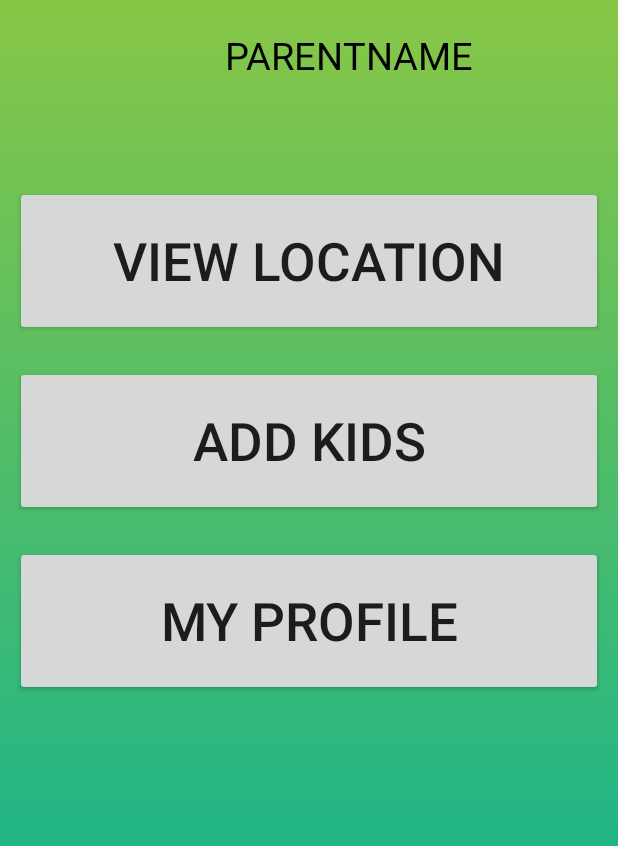
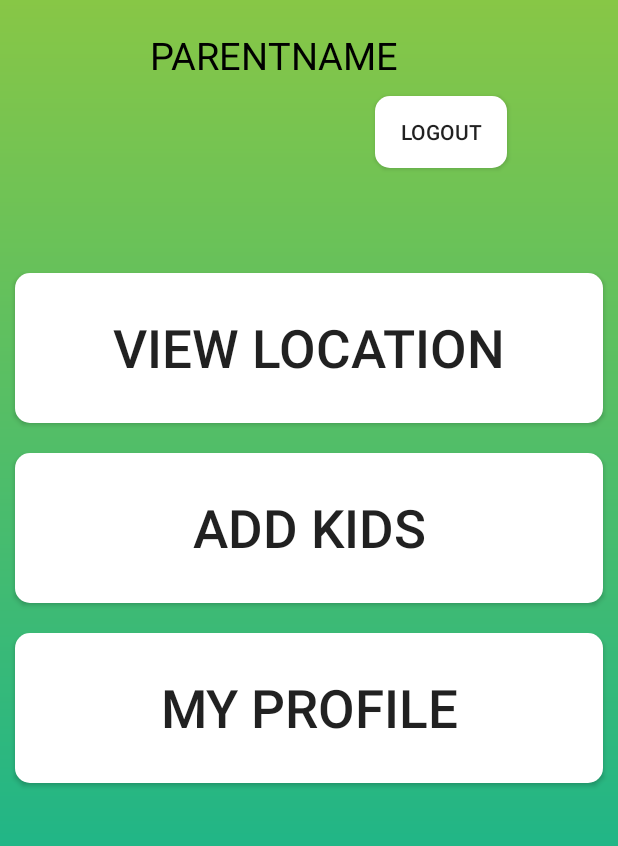
Before and after one commit to zSimpleMan/kidm, an Android app: the layout activity_home.xml on its own in the app's theme, with its tools: preview values and no code run, on a phone screen of 412 x 824 dp, the part 119-965 px from its top. Run offline under Robolectric (Android 15) with nearby library versions, the phone set to English and light mode, and no system bars.

Commit message:
Fix bug
- load nhầm màn hình.
- Mất code khi pull git.

```diff
--- /dev/null
+++ b/App/app/src/main/res/drawable/button.xml
@@ -0,0 +1,6 @@
+<?xml version="1.0" encoding="utf-8"?>
+    <shape xmlns:android="http://schemas.android.com/apk/res/android"
+        android:shape="rectangle">
+        <solid android:color="@android:color/primary_text_dark_nodisable" />
+        <corners android:radius="10dp" />
+    </shape>
--- a/App/app/src/main/res/layout/activity_home.xml
+++ b/App/app/src/main/res/layout/activity_home.xml
@@ -32,8 +32,17 @@
             android:text="PARENTNAME"
             android:textSize="25dp"
             android:textColor="@android:color/background_dark"
-            android:layout_marginLeft="150dp"
+            android:layout_marginLeft="100dp"
             android:layout_marginTop="20dp"
+            />
+        <Button
+            android:id="@+id/btn_logout"
+            android:layout_width="wrap_content"
+            android:layout_height="wrap_content"
+            android:layout_marginLeft="250dp"
+            android:layout_marginTop="10dp"
+            android:text="Logout"
+            android:background="@drawable/button"
             />
         <LinearLayout
             android:layout_width="match_parent"
@@ -50,6 +59,7 @@
                 android:layout_width="match_parent"
                 android:layout_height="wrap_content"
                 android:layout_margin="10dp"
+                android:background="@drawable/button"
                 android:height="100dp"
                 android:text="view location"
                 android:textSize="35dp"
@@ -59,6 +69,7 @@
                 android:layout_width="match_parent"
                 android:layout_height="wrap_content"
                 android:layout_margin="10dp"
+                android:background="@drawable/button"
                 android:height="100dp"
                 android:text="add kids"
                 android:textSize="35dp"
@@ -68,6 +79,7 @@
                 android:layout_width="match_parent"
                 android:layout_height="wrap_content"
                 android:layout_margin="10dp"
+                android:background="@drawable/button"
                 android:height="100dp"
                 android:text="My Profile"
                 android:textSize="35dp"
```
Also changed, not shown: App/app/src/main/AndroidManifest.xml (+5 -3 lines), App/app/src/main/java/com/example/dacnpm/HomeActivity.java (+12 -5 lines).
